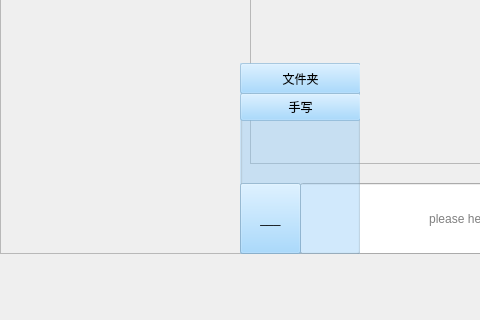
First picture: the form in mainwindow.ui, repository liguyano/qt_demo, before the edit; both pictures show x 0 to 480 and y 280 to 600 of the 982 by 600 pixel window.
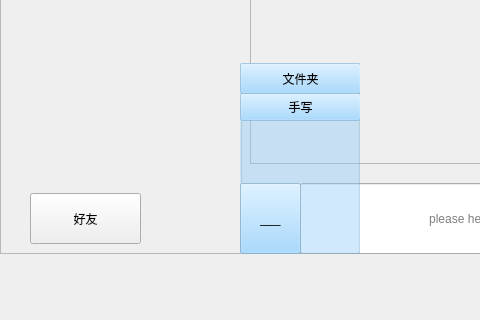
Second picture: the form after the edit. Icons and pictures are not drawn.

```diff
--- a/mainwindow.ui
+++ b/mainwindow.ui
@@ -255,6 +255,19 @@
                <enum>QFrame::Raised</enum>
            </property>
        </widget>
+       <widget class="QPushButton" name="pushButton_3">
+           <property name="geometry">
+               <rect>
+                   <x>30</x>
+                   <y>450</y>
+                   <width>111</width>
+                   <height>51</height>
+               </rect>
+           </property>
+           <property name="text">
+               <string>好友</string>
+           </property>
+       </widget>
        <zorder>frame_2</zorder>
        <zorder>textBrowser</zorder>
        <zorder>showGroup</zorder>
```
Left out of the diff: 1 changed line with no effect on the pictures.
